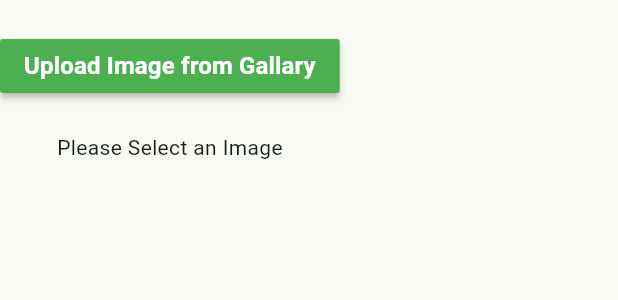
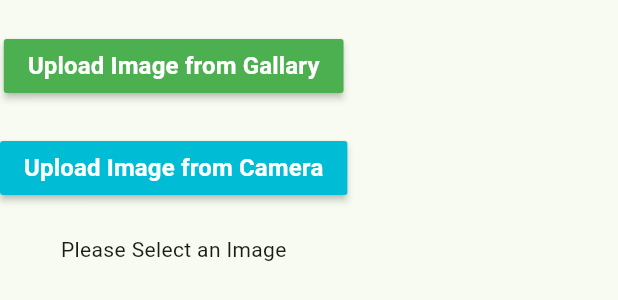
Before and after one commit to nanda-gopal-sb/FINS, a Flutter app: the UploadPage widget shown alone on an empty page, opened directly, after a tap on "Upload Image from Gallary", on a phone screen of 412 x 824 dp. Shown: the top 300 px of the screen. Run offline on Flutter 3.47's test engine with Material 3 defaults, Android fonts, the light colour scheme and no system bars; our stand-ins replace firebase_auth, firebase_core, image_picker, shared_preferences, syncfusion_flutter_gauges; accounts and stored records are empty.

Commit message:
Added upload from camera option-tested

```diff
--- a/lib/page/home_screen.dart
+++ b/lib/page/home_screen.dart
@@ -35,6 +35,23 @@ class _UploadPageState extends State<UploadPage> {
             ),
           ),
           const SizedBox(height: 20),
+          SizedBox(
+            child: MaterialButton(
+              onPressed: () {
+                _pickImageFromCamera();
+              },
+              color: Colors.cyan,
+              child: const Text(
+                "Upload Image from Camera",
+                style: TextStyle(
+                  color: Colors.white,
+                  fontWeight: FontWeight.bold,
+                  fontSize: 16,
+                ),
+              ),
+            ),
+          ),
+          const SizedBox(height: 20),
           _selectedImage != null
               ? Image.file(
                   _selectedImage!,
@@ -50,8 +67,17 @@ class _UploadPageState extends State<UploadPage> {
   Future _pickImageFromGallery() async {
     final returnedImage =
         await ImagePicker().pickImage(source: ImageSource.gallery);
+        if(returnedImage == null) return ;
     setState(() {
-      _selectedImage = File(returnedImage!.path);
+      _selectedImage = File(returnedImage.path);
+    });
+  }
+  Future _pickImageFromCamera() async {
+    final returnedImage =
+        await ImagePicker().pickImage(source: ImageSource.camera);
+        if(returnedImage == null) return ;
+    setState(() {
+      _selectedImage = File(returnedImage.path);
     });
   }
 }
```
